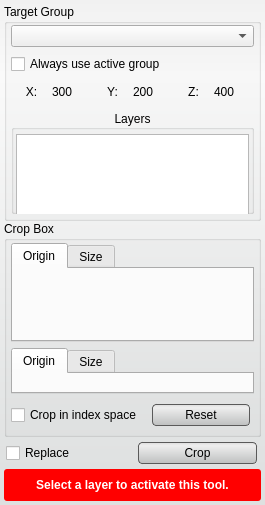
Old version of the form src/Interface/ToolInterface/CropToolInterface.ui in the repository SCIInstitute/Seg3D.
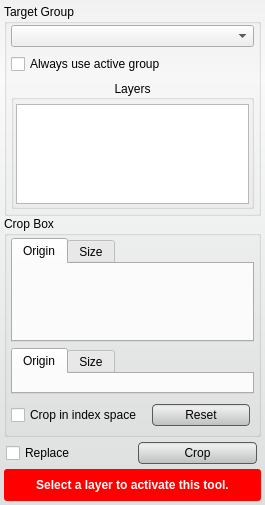
New version of the form. Custom widgets are drawn as their Qt base class.

Commit message: Changed the minimum CMake version to 2.8. Some UI fixes.

```diff
--- a/src/Interface/ToolInterface/CropToolInterface.ui
+++ b/src/Interface/ToolInterface/CropToolInterface.ui
@@ -167,75 +167,6 @@
         </layout>
        </widget>
       </item>
-      <item>
-       <widget class="QWidget" name="widget_11" native="true">
-        <property name="minimumSize">
-         <size>
-          <width>0</width>
-          <height>24</height>
-         </size>
-        </property>
-        <layout class="QHBoxLayout" name="horizontalLayout_2">
-         <property name="spacing">
-          <number>0</number>
-         </property>
-         <property name="margin">
-          <number>0</number>
-         </property>
-         <item>
-          <widget class="QLabel" name="x_axis_label_current_">
-           <property name="text">
-            <string>X:</string>
-           </property>
-           <property name="alignment">
-            <set>Qt::AlignCenter</set>
-           </property>
-          </widget>
-         </item>
-         <item>
-          <widget class="QLabel" name="label_nx_">
-           <property name="text">
-            <string>300</string>
-           </property>
-          </widget>
-         </item>
-         <item>
-          <widget class="QLabel" name="y_axis_label_current_">
-           <property name="text">
-            <string>Y:</string>
-           </property>
-           <property name="alignment">
-            <set>Qt::AlignCenter</set>
-           </property>
-          </widget>
-         </item>
-         <item>
-          <widget class="QLabel" name="label_ny_">
-           <property name="text">
-            <string>200</string>
-           </property>
-          </widget>
-         </item>
-         <item>
-          <widget class="QLabel" name="z_axis_label_current_">
-           <property name="text">
-            <string>Z:</string>
-           </property>
-           <property name="alignment">
-            <set>Qt::AlignCenter</set>
-           </property>
-          </widget>
-         </item>
-         <item>
-          <widget class="QLabel" name="label_nz_">
-           <property name="text">
-            <string>400</string>
-           </property>
-          </widget>
-         </item>
-        </layout>
-       </widget>
-      </item>
       <item>
        <widget class="QGroupBox" name="groupBox">
         <property name="title">
```
The commit also changes 7 other files.
